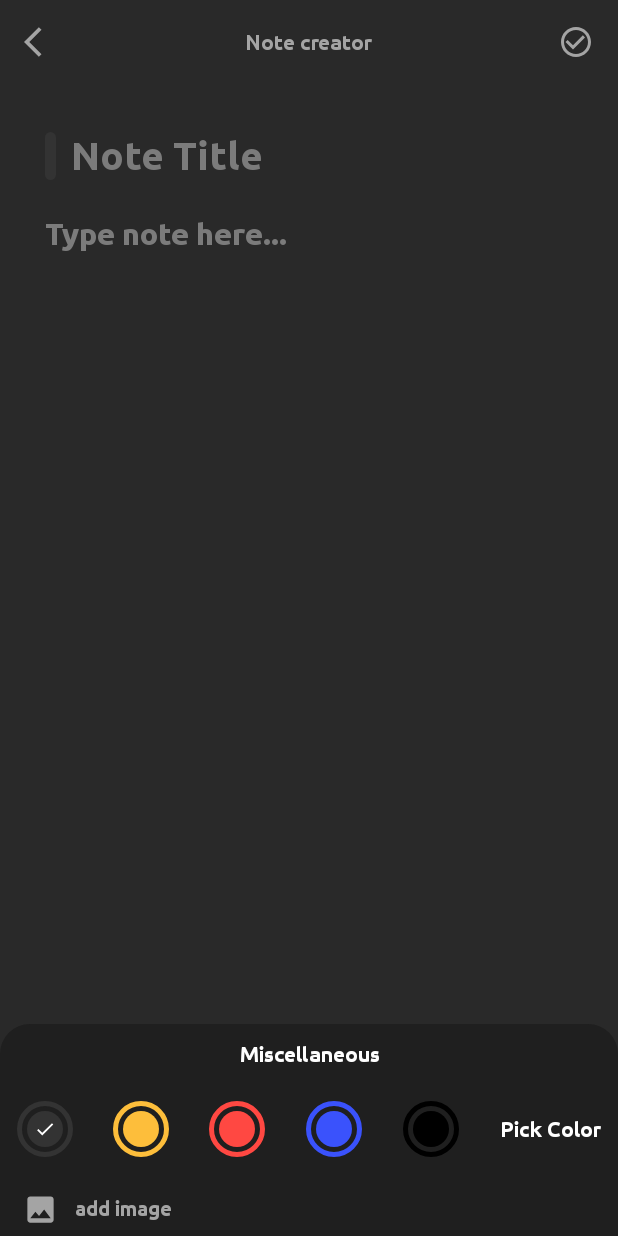
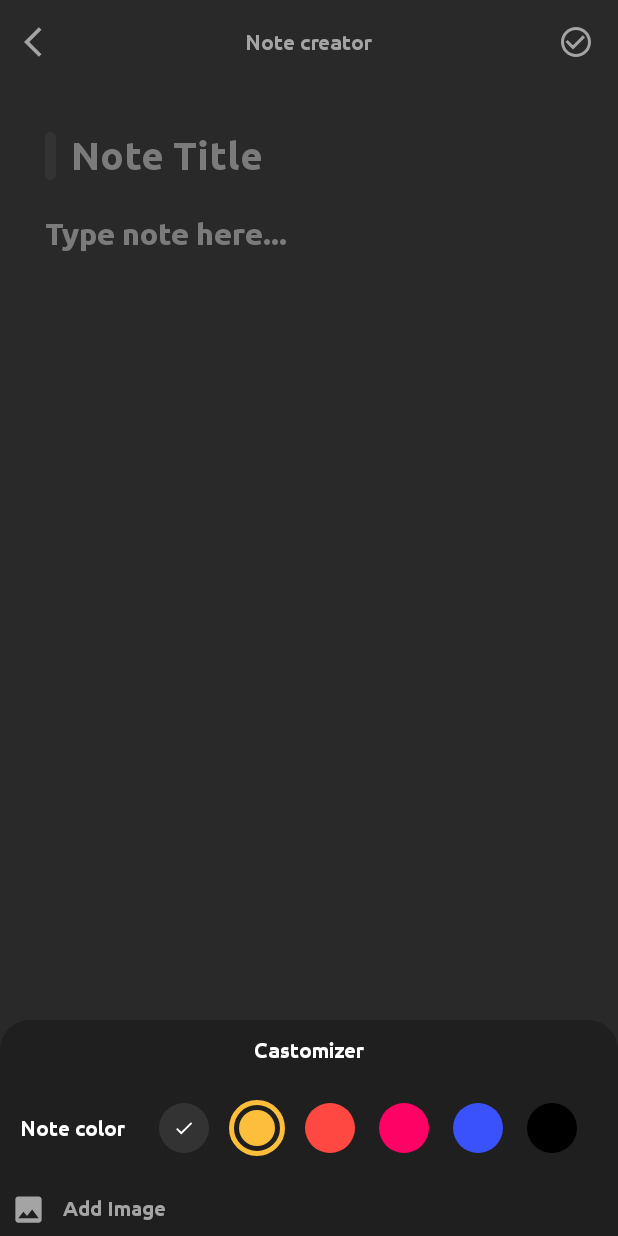
Before and after one commit to Jakob1996/NoteRepository, an Android app: the AddEditNoteFragment screen opened through its navigation route, after a tap on "NoteApp", on a phone screen of 412 x 824 dp. Run offline under Robolectric (Android 15) with nearby library versions, the phone set to English and light mode, and no system bars; our stand-ins replace Room's generated code, navigation-ui; 1 statement that could not run was skipped; 2 other taps on this screen came first.

Commit message:
Change colors in AddEditFragment

```diff
--- a/NoteApp/app/src/main/java/com/example/noteapp/ui/fragments/AddEditNoteFragment.kt
+++ b/NoteApp/app/src/main/java/com/example/noteapp/ui/fragments/AddEditNoteFragment.kt
@@ -279,6 +279,10 @@ class AddEditNoteFragment:Fragment() {
                                 itemSelected3()
                             }
 
+                            "#ff0266" ->{
+                                itemSelected6()
+                            }
+
                             "#3A52FC" -> {
                                 itemSelected4()
                             }
@@ -389,6 +393,14 @@ class AddEditNoteFragment:Fragment() {
             }
         })
 
+        layoutMiscellaneous.findViewById<ImageView>(R.id.imageColor6).setOnClickListener(object :View.OnClickListener{
+            override fun onClick(p0: View?) {
+                viewModel.selectedNoteColor = "#ff0266"
+                itemSelected6()
+                setSubtitleIndicator()
+            }
+        })
+
         layoutMiscellaneous.findViewById<LinearLayout>(R.id.layoutAddImage).setOnClickListener(object :View.OnClickListener{
             override fun onClick(p0: View?) {
                 bottomSheetBehavior.state = BottomSheetBehavior.STATE_COLLAPSED
@@ -405,6 +417,7 @@ class AddEditNoteFragment:Fragment() {
         imageColor1.setImageResource(R.drawable.ic_done)
         imageColor2.setImageResource(0)
         imageColor3.setImageResource(0)
+        imageColor6.setImageResource(0)
         imageColor4.setImageResource(0)
         imageColor5.setImageResource(0)
     }
@@ -413,6 +426,7 @@ class AddEditNoteFragment:Fragment() {
         imageColor1.setImageResource(0)
         imageColor2.setImageResource(R.drawable.ic_done)
         imageColor3.setImageResource(0)
+        imageColor6.setImageResource(0)
         imageColor4.setImageResource(0)
         imageColor5.setImageResource(0)
     }
@@ -421,14 +435,26 @@ class AddEditNoteFragment:Fragment() {
         imageColor1.setImageResource(0)
         imageColor2.setImageResource(0)
         imageColor3.setImageResource(R.drawable.ic_done)
+        imageColor6.setImageResource(0)
         imageColor4.setImageResource(0)
         imageColor5.setImageResource(0)
     }
+
+    fun itemSelected6(){
+        imageColor1.setImageResource(0)
+        imageColor2.setImageResource(0)
+        imageColor3.setImageResource(0)
+        imageColor6.setImageResource(R.drawable.ic_done)
+        imageColor4.setImageResource(0)
+        imageColor5.setImageResource(0)
+    }
+
 
     fun itemSelected4(){
         imageColor1.setImageResource(0)
         imageColor2.setImageResource(0)
         imageColor3.setImageResource(0)
+        imageColor6.setImageResource(0)
         imageColor4.setImageResource(R.drawable.ic_done)
         imageColor5.setImageResource(0)
     }
@@ -437,6 +463,7 @@ class AddEditNoteFragment:Fragment() {
         imageColor1.setImageResource(0)
         imageColor2.setImageResource(0)
         imageColor3.setImageResource(0)
+        imageColor6.setImageResource(0)
         imageColor4.setImageResource(0)
         imageColor5.setImageResource(R.drawable.ic_done)
     }
--- a/NoteApp/app/src/main/res/drawable/background_note_color_1.xml
+++ b/NoteApp/app/src/main/res/drawable/background_note_color_1.xml
@@ -1,31 +1,10 @@
 <?xml version="1.0" encoding="utf-8"?>
 <layer-list xmlns:android="http://schemas.android.com/apk/res/android">
-
-    <item>
-        <shape android:shape="oval">
-            <stroke
-                android:width="3dp"
-                android:color="@color/colorDefaultNoteColor" />
-        </shape>
-    </item>
-
     <item
-        android:bottom="4dp"
-        android:left="4dp"
-        android:right="4dp"
-        android:top="4dp">
-
-        <shape android:shape="oval">
-            <stroke
-                android:width="7dp"
-                android:color="@color/colorMiscellaneousBackground"/>
-        </shape>
-    </item>
-    <item
-        android:bottom="7dp"
-        android:left="7dp"
-        android:right="7dp"
-        android:top="7dp">
+        android:bottom="2dp"
+        android:left="2dp"
+        android:right="2dp"
+        android:top="2dp">
 
         <shape android:shape="oval">
             <solid android:color="@color/colorDefaultNoteColor" />
--- a/NoteApp/app/src/main/res/drawable/background_note_color_3.xml
+++ b/NoteApp/app/src/main/res/drawable/background_note_color_3.xml
@@ -1,31 +1,11 @@
 <?xml version="1.0" encoding="utf-8"?>
 <layer-list xmlns:android="http://schemas.android.com/apk/res/android">
 
-    <item>
-        <shape android:shape="oval">
-            <stroke
-                android:width="3dp"
-                android:color="@color/colorNoteColor3" />
-        </shape>
-    </item>
-
     <item
-        android:bottom="4dp"
-        android:left="4dp"
-        android:right="4dp"
-        android:top="4dp">
-
-        <shape android:shape="oval">
-            <stroke
-                android:width="7dp"
-                android:color="@color/colorMiscellaneousBackground"/>
-        </shape>
-    </item>
-    <item
-        android:bottom="7dp"
-        android:left="7dp"
-        android:right="7dp"
-        android:top="7dp">
+        android:bottom="2dp"
+        android:left="2dp"
+        android:right="2dp"
+        android:top="2dp">
 
         <shape android:shape="oval">
             <solid android:color="@color/colorNoteColor3" />
--- a/NoteApp/app/src/main/res/drawable/background_note_color_4.xml
+++ b/NoteApp/app/src/main/res/drawable/background_note_color_4.xml
@@ -1,31 +1,12 @@
 <?xml version="1.0" encoding="utf-8"?>
 <layer-list xmlns:android="http://schemas.android.com/apk/res/android">
 
-    <item>
-        <shape android:shape="oval">
-            <stroke
-                android:width="3dp"
-                android:color="@color/colorNoteColor4" />
-        </shape>
-    </item>
 
     <item
-        android:bottom="4dp"
-        android:left="4dp"
-        android:right="4dp"
-        android:top="4dp">
-
-        <shape android:shape="oval">
-            <stroke
-                android:width="7dp"
-                android:color="@color/colorMiscellaneousBackground"/>
-        </shape>
-    </item>
-    <item
-        android:bottom="7dp"
-        android:left="7dp"
-        android:right="7dp"
-        android:top="7dp">
+        android:bottom="2dp"
+        android:left="2dp"
+        android:right="2dp"
+        android:top="2dp">
 
         <shape android:shape="oval">
             <solid android:color="@color/colorNoteColor4" />
--- a/NoteApp/app/src/main/res/drawable/background_note_color_5.xml
+++ b/NoteApp/app/src/main/res/drawable/background_note_color_5.xml
@@ -1,31 +1,12 @@
 <?xml version="1.0" encoding="utf-8"?>
 <layer-list xmlns:android="http://schemas.android.com/apk/res/android">
 
-    <item>
-        <shape android:shape="oval">
-            <stroke
-                android:width="3dp"
-                android:color="@color/colorNoteColor5" />
-        </shape>
-    </item>
 
     <item
-        android:bottom="4dp"
-        android:left="4dp"
-        android:right="4dp"
-        android:top="4dp">
-
-        <shape android:shape="oval">
-            <stroke
-                android:width="7dp"
-                android:color="@color/colorMiscellaneousBackground"/>
-        </shape>
-    </item>
-    <item
-        android:bottom="7dp"
-        android:left="7dp"
-        android:right="7dp"
-        android:top="7dp">
+        android:bottom="2dp"
+        android:left="2dp"
+        android:right="2dp"
+        android:top="2dp">
 
         <shape android:shape="oval">
             <solid android:color="@color/colorNoteColor5" />
--- /dev/null
+++ b/NoteApp/app/src/main/res/drawable/background_note_color_6.xml
@@ -0,0 +1,13 @@
+<?xml version="1.0" encoding="utf-8"?>
+<layer-list xmlns:android="http://schemas.android.com/apk/res/android">
+    <item
+        android:bottom="2dp"
+        android:left="2dp"
+        android:right="2dp"
+        android:top="2dp">
+
+        <shape android:shape="oval">
+            <solid android:color="@color/pink" />
+        </shape>
+    </item>
+</layer-list>
--- a/NoteApp/app/src/main/res/layout/layout_miscellaneous.xml
+++ b/NoteApp/app/src/main/res/layout/layout_miscellaneous.xml
@@ -20,18 +20,29 @@
         android:includeFontPadding="false"
         android:textColor="@color/white"
         android:textSize="14sp"
-        android:text="Miscellaneous"
+        android:text="Castomizer"
         android:gravity="center"/>
 
     <LinearLayout
         android:layout_width="match_parent"
         android:layout_height="wrap_content"
         android:id="@+id/layoutNoteColor"
-        android:layout_margin="11sp"
+        android:layout_margin="13sp"
         android:orientation="horizontal"
         android:gravity="center_vertical">
 
+        <TextView
+            android:layout_width="wrap_content"
+            android:layout_height="wrap_content"
+            android:fontFamily="@font/ubuntumedium"
+            android:includeFontPadding="false"
+            android:text="Note color"
+            android:textColor="@color/white"
+            android:textSize="14sp"
+            />
+
     <FrameLayout
+        android:layout_marginLeft="20dp"
         android:layout_weight="1"
         android:layout_width="0dp"
         android:layout_height="wrap_content">
@@ -63,8 +74,7 @@
                 android:id="@+id/vievColor2"
                 android:layout_width="37dp"
                 android:layout_height="37dp"
-                android:background="@drawable/background_note_color_2"
-                />
+                android:background="@drawable/background_note_color_2" />
 
             <ImageView
                 android:id="@+id/imageColor2"
@@ -90,6 +100,25 @@
 
             <ImageView
                 android:id="@+id/imageColor3"
+                android:layout_width="37dp"
+                android:layout_height="37dp"
+                android:contentDescription="@string/app_name"
+                android:padding="11dp"
+                app:tint="@color/white"/>
+        </FrameLayout>
+
+        <FrameLayout
+            android:layout_weight="1"
+            android:layout_width="0dp"
+            android:layout_height="wrap_content">
+            <View
+                android:id="@+id/vievColor6"
+                android:layout_width="37dp"
+                android:layout_height="37dp"
+                android:background="@drawable/background_note_color_6" />
+
+            <ImageView
+                android:id="@+id/imageColor6"
                 android:layout_width="37dp"
                 android:layout_height="37dp"
                 android:contentDescription="@string/app_name"
@@ -142,22 +171,11 @@
 
         </FrameLayout>
 
-        <TextView
-            android:layout_width="wrap_content"
-            android:layout_height="wrap_content"
-            android:fontFamily="@font/ubuntumedium"
-            android:includeFontPadding="false"
-            android:text="@string/pick_color"
-            android:textColor="@color/white"
-            android:textSize="14sp"
-            />
-
     </LinearLayout>
 
     <LinearLayout
-        android:layout_marginLeft="8dp"
-        android:layout_marginRight="8dp"
-        android:layout_marginTop="5dp"
+        android:layout_marginRight="4dp"
+        android:layout_marginTop="4dp"
         android:id="@+id/layoutAddImage"
         android:layout_width="match_parent"
         android:layout_height="36dp"
@@ -171,7 +189,9 @@
             android:layout_height="23dp"
             android:contentDescription="@string/app_name"
             android:src="@drawable/ic_image"
-            app:tint="@color/colorIcons" />
+            app:tint="@color/colorIcons"
+            android:layout_gravity="center_vertical"
+            />
 
         <TextView
             android:layout_width="match_parent"
@@ -179,8 +199,10 @@
             android:layout_marginStart="11dp"
             android:fontFamily="@font/ubuntumedium"
             android:includeFontPadding="false"
-            android:text="add image"
+            android:text="@string/add_image"
             android:textColor="@color/colorIcons"
-            android:textSize="13sp"/>
+            android:textSize="13sp"
+            android:layout_gravity="center_vertical"
+            />
     </LinearLayout>
 </LinearLayout>
--- a/NoteApp/app/src/main/res/values/colors.xml
+++ b/NoteApp/app/src/main/res/values/colors.xml
@@ -30,6 +30,7 @@
     <color name="colorNoteColor3">#FF4842</color>
     <color name="colorNoteColor4">#3A52FC</color>
     <color name="colorNoteColor5">#000000</color>
+    <color name="colorNoteColor6">#00E676</color>
     <color name="colorDelete">#FF4842</color>
     <color name="colorSearchBackgoround">#333333</color>
 </resources>
--- a/NoteApp/app/src/main/res/values/strings.xml
+++ b/NoteApp/app/src/main/res/values/strings.xml
@@ -8,4 +8,5 @@
     <string name="pick_color">Pick Color</string>
     <string name="note_title">Note Title</string>
     <string name="type_note_here">Type note here...</string>
+    <string name="add_image">Add Image</string>
 </resources>
```
